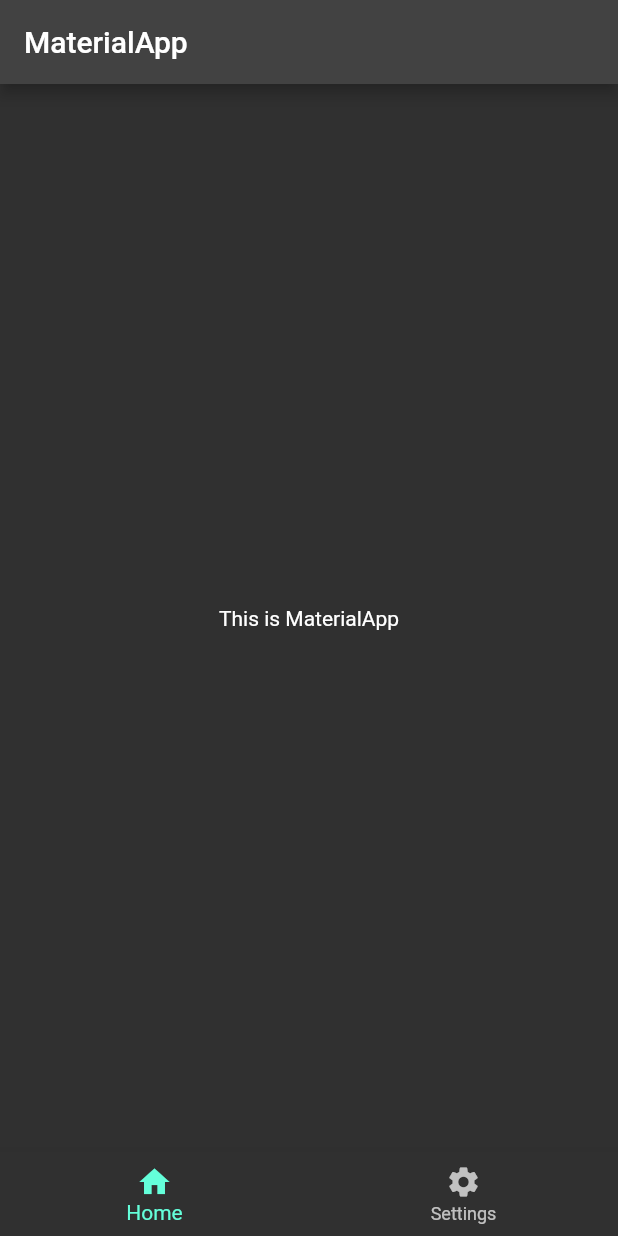
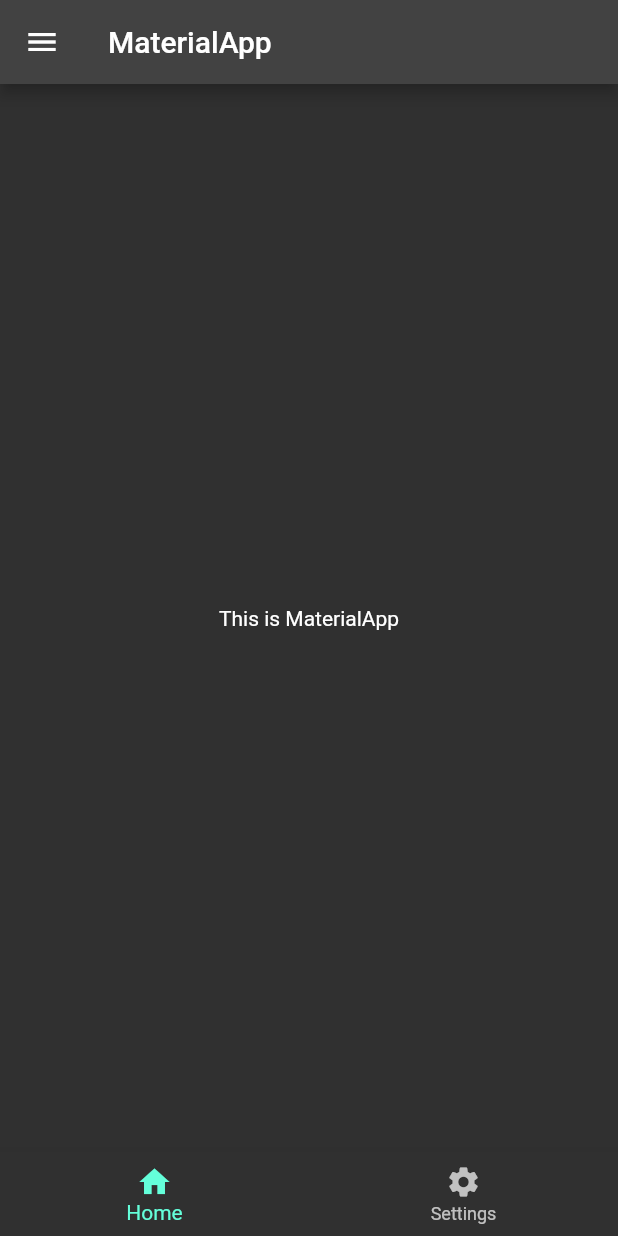
Before and after one commit to hoesk1ee/tpm6_ferryg, a Flutter app: the screen it shows after launch, on a phone screen of 412 x 824 dp. Run offline on Flutter 3.47's test engine with Material 2 defaults, Android fonts, the light colour scheme and no system bars.

Commit message:
Add all widget into main

```diff
--- a/lib/main_page.dart
+++ b/lib/main_page.dart
@@ -1,4 +1,5 @@
 import 'package:flutter/material.dart';
+import 'package:tugas6_ferrygunawan/widget/drawer_widget.dart';
 import 'package:tugas6_ferrygunawan/widget/bottom_navbar_widget.dart';
 import 'package:tugas6_ferrygunawan/widget/body_widget.dart';
 import 'package:tugas6_ferrygunawan/widget/appbar_widget.dart';
@@ -13,7 +14,8 @@ class MainPage extends StatefulWidget {
 class _MainPageState extends State<MainPage> {
   @override
   Widget build(BuildContext context) {
-    return Scaffold(
+    return const Scaffold(
+      drawer: DrawerWidget(),
       bottomNavigationBar: BottomNavBarWidget(),
       body: BodyWidget(),
       appBar: AppBarWidget(),
```
